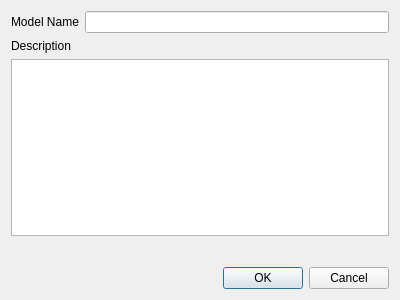
The window that src/dialogs/model_parameters_dialog.ui (teafis/ModelTea) describes before a commit, drawn with Qt 5.
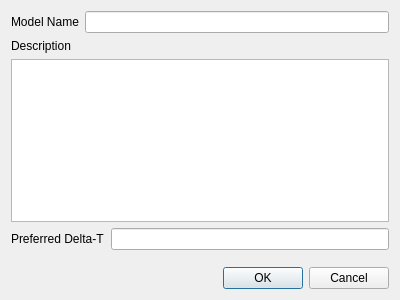
The same window after the commit.

Commit message: Add delta-time selector

The edit to the form file:
```diff
--- a/src/dialogs/model_parameters_dialog.ui
+++ b/src/dialogs/model_parameters_dialog.ui
@@ -38,6 +38,20 @@
    <item>
     <widget class="QPlainTextEdit" name="descriptionTextEdit"/>
    </item>
+   <item>
+    <layout class="QHBoxLayout" name="dtLayout">
+     <item>
+      <widget class="QLabel" name="dtLabel">
+       <property name="text">
+        <string>Preferred Delta-T</string>
+       </property>
+      </widget>
+     </item>
+     <item>
+      <widget class="QLineEdit" name="dtLineEdit"/>
+     </item>
+    </layout>
+   </item>
    <item>
     <spacer name="verticalSpacer">
      <property name="orientation">
```
The commit also changes 5 other files.
